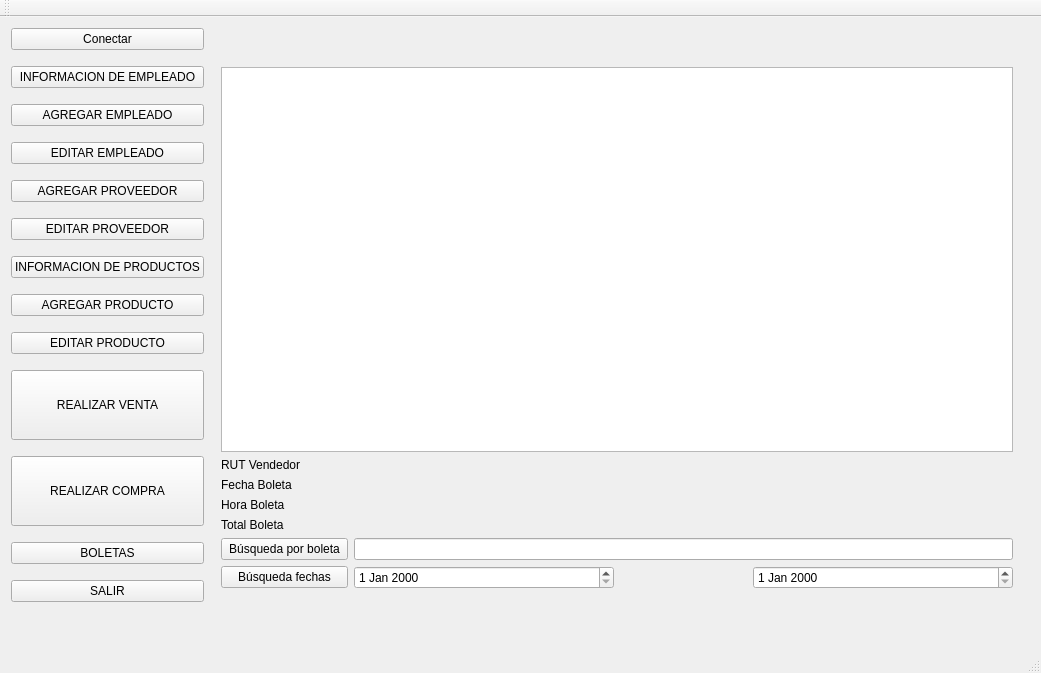
SebastianPB31/ProyectoSIA, file ProyectoSIA/mainwindow.ui: the form before one commit.
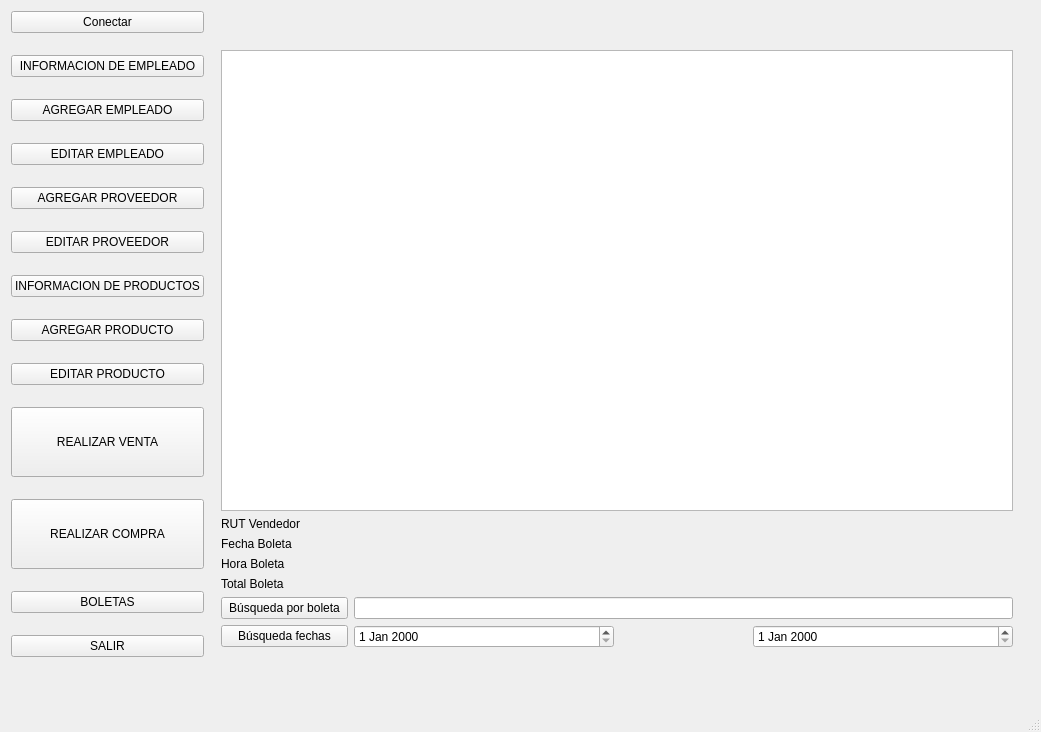
The form after the commit.

Patch:
```diff
--- a/ProyectoSIA/mainwindow.ui
+++ b/ProyectoSIA/mainwindow.ui
@@ -7,7 +7,7 @@
     <x>0</x>
     <y>0</y>
     <width>1041</width>
-    <height>673</height>
+    <height>732</height>
    </rect>
   </property>
   <property name="sizePolicy">
@@ -1672,14 +1672,6 @@
     </item>
    </layout>
   </widget>
-  <widget class="QToolBar" name="mainToolBar">
-   <attribute name="toolBarArea">
-    <enum>TopToolBarArea</enum>
-   </attribute>
-   <attribute name="toolBarBreak">
-    <bool>false</bool>
-   </attribute>
-  </widget>
   <widget class="QStatusBar" name="statusBar"/>
  </widget>
  <layoutdefault spacing="6" margin="11"/>
```
Left out of the diff: 3 changed lines with no effect on the pictures.
